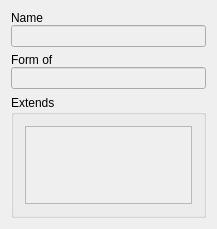
Above: lavape/src/LavaPE_UI/idd_supportpage.ui from berkus/lavape before the change. Below: the same form after it.
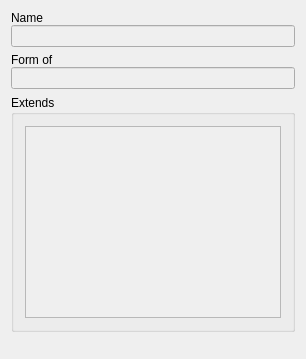
That is the form after the change.

Commit message: dialog layouts fixed

The edit to the form file:
```diff
--- a/lavape/src/LavaPE_UI/idd_supportpage.ui
+++ b/lavape/src/LavaPE_UI/idd_supportpage.ui
@@ -3,19 +3,17 @@
  <comment></comment>
  <exportmacro></exportmacro>
  <class>IDD_SupportPage</class>
- <widget class="QWidget" name="IDD_SupportPage" >
-  <property name="geometry" >
+ <widget class="QWidget" name="IDD_SupportPage">
+  <property name="geometry">
    <rect>
     <x>0</x>
     <y>0</y>
-    <width>217</width>
-    <height>229</height>
+    <width>211</width>
+    <height>212</height>
    </rect>
   </property>
-  <property name="sizePolicy" >
-   <sizepolicy>
-    <hsizetype>7</hsizetype>
-    <vsizetype>7</vsizetype>
+  <property name="sizePolicy">
+   <sizepolicy hsizetype="Expanding" vsizetype="Expanding">
     <horstretch>0</horstretch>
     <verstretch>0</verstretch>
    </sizepolicy>
@@ -23,24 +21,24 @@
   <property name="windowTitle" >
    <string>General</string>
   </property>
-  <layout class="QVBoxLayout" >
-   <property name="margin" >
+  <layout class="QGridLayout" name="gridLayout">
+   <property name="sizeConstraint">
+    <enum>QLayout::SetFixedSize</enum>
+   </property>
+   <property name="margin">
     <number>11</number>
    </property>
-   <property name="spacing" >
-    <number>6</number>
-   </property>
-   <item>
-    <layout class="QVBoxLayout" >
-     <property name="margin" >
+   <item row="0" column="0">
+    <layout class="QVBoxLayout">
+     <property name="spacing">
       <number>0</number>
      </property>
-     <property name="spacing" >
+     <property name="margin">
       <number>0</number>
      </property>
      <item>
-      <widget class="QLabel" name="Label_IDC_STATIC44" >
-       <property name="focusPolicy" >
+      <widget class="QLabel" name="Label_IDC_STATIC44">
+       <property name="focusPolicy">
         <enum>Qt::NoFocus</enum>
        </property>
        <property name="text" >
@@ -49,8 +47,8 @@
       </widget>
      </item>
      <item>
-      <widget class="QLineEdit" name="Name" >
-       <property name="enabled" >
+      <widget class="QLineEdit" name="Name">
+       <property name="enabled">
         <bool>false</bool>
        </property>
        <property name="focusPolicy" >
@@ -66,17 +64,17 @@
      </item>
     </layout>
    </item>
-   <item>
-    <layout class="QVBoxLayout" >
-     <property name="margin" >
+   <item row="1" column="0">
+    <layout class="QVBoxLayout">
+     <property name="spacing">
       <number>0</number>
      </property>
-     <property name="spacing" >
+     <property name="margin">
       <number>0</number>
      </property>
      <item>
-      <widget class="QLabel" name="Label_IDC_STATIC45" >
-       <property name="focusPolicy" >
+      <widget class="QLabel" name="Label_IDC_STATIC45">
+       <property name="focusPolicy">
         <enum>Qt::NoFocus</enum>
        </property>
        <property name="text" >
@@ -85,8 +83,8 @@
       </widget>
      </item>
      <item>
-      <widget class="QLineEdit" name="FormsClass" >
-       <property name="enabled" >
+      <widget class="QLineEdit" name="FormsClass">
+       <property name="enabled">
         <bool>false</bool>
        </property>
        <property name="focusPolicy" >
@@ -99,24 +97,24 @@
      </item>
     </layout>
    </item>
-   <item>
-    <widget class="QGroupBox" name="GroupBox_IDC_STATIC20" >
-     <property name="focusPolicy" >
+   <item row="2" column="0">
+    <widget class="QGroupBox" name="GroupBox_IDC_STATIC20">
+     <property name="focusPolicy">
       <enum>Qt::NoFocus</enum>
      </property>
      <property name="title" >
       <string>Extends</string>
      </property>
-     <layout class="QHBoxLayout" >
-      <property name="margin" >
-       <number>11</number>
-      </property>
-      <property name="spacing" >
+     <layout class="QHBoxLayout">
+      <property name="spacing">
        <number>6</number>
       </property>
+      <property name="margin">
+       <number>11</number>
+      </property>
       <item>
-       <widget class="QListWidget" name="Supports" >
-        <property name="enabled" >
+       <widget class="QListWidget" name="Supports">
+        <property name="enabled">
          <bool>false</bool>
         </property>
         <property name="minimumSize" >
@@ -130,7 +128,7 @@
      </layout>
     </widget>
    </item>
-   <item>
+   <item row="3" column="0">
     <spacer>
      <property name="orientation" >
       <enum>Qt::Vertical</enum>
@@ -148,8 +146,7 @@
    </item>
   </layout>
  </widget>
- <layoutdefault spacing="6" margin="11" />
- <pixmapfunction></pixmapfunction>
+ <layoutdefault spacing="6" margin="11"/>
  <resources/>
  <connections/>
 </ui>
```
Left out of the diff: 32 changed lines with no effect on the pictures. The commit also changes 28 other files.
